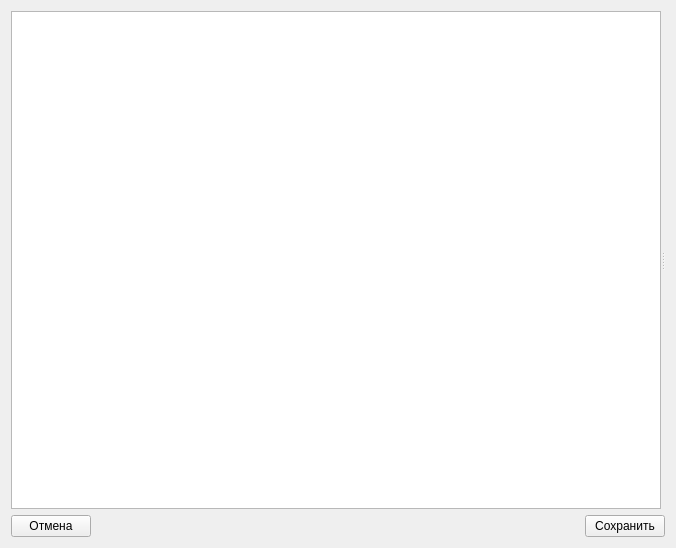
This is MattyNotes/mattysettingsdialog.ui in MattyMatiss/MattyNotesOld as Qt 5 draws it before an edit. The edited form follows.
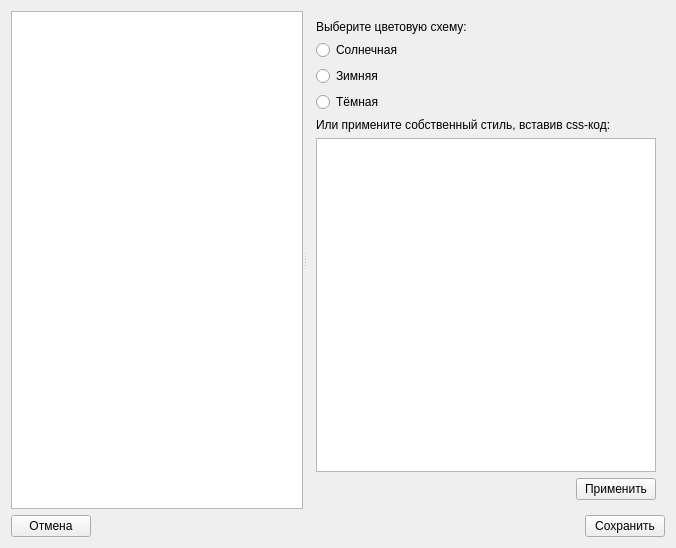
This is the edited form.

```diff
--- a/MattyNotes/mattysettingsdialog.ui
+++ b/MattyNotes/mattysettingsdialog.ui
@@ -30,7 +30,81 @@
         </property>
        </widget>
        <widget class="QStackedWidget" name="stackedWidget">
-        <widget class="QWidget" name="page"/>
+        <property name="minimumSize">
+         <size>
+          <width>300</width>
+          <height>0</height>
+         </size>
+        </property>
+        <property name="currentIndex">
+         <number>0</number>
+        </property>
+        <widget class="QWidget" name="page">
+         <layout class="QGridLayout" name="gridLayout_2">
+          <item row="4" column="0">
+           <spacer name="horizontalSpacer_2">
+            <property name="orientation">
+             <enum>Qt::Horizontal</enum>
+            </property>
+            <property name="sizeHint" stdset="0">
+             <size>
+              <width>40</width>
+              <height>20</height>
+             </size>
+            </property>
+           </spacer>
+          </item>
+          <item row="0" column="0">
+           <widget class="QLabel" name="label">
+            <property name="text">
+             <string>Выберите цветовую схему:</string>
+            </property>
+           </widget>
+          </item>
+          <item row="3" column="0" colspan="2">
+           <widget class="QPlainTextEdit" name="plainTextEdit"/>
+          </item>
+          <item row="4" column="1">
+           <widget class="QPushButton" name="pushButton">
+            <property name="text">
+             <string>Применить</string>
+            </property>
+           </widget>
+          </item>
+          <item row="1" column="0">
+           <layout class="QVBoxLayout" name="verticalLayout">
+            <item>
+             <widget class="QRadioButton" name="radioButton">
+              <property name="text">
+               <string>Солнечная</string>
+              </property>
+             </widget>
+            </item>
+            <item>
+             <widget class="QRadioButton" name="radioButton_2">
+              <property name="text">
+               <string>Зимняя</string>
+              </property>
+             </widget>
+            </item>
+            <item>
+             <widget class="QRadioButton" name="radioButton_3">
+              <property name="text">
+               <string>Тёмная</string>
+              </property>
+             </widget>
+            </item>
+           </layout>
+          </item>
+          <item row="2" column="0" colspan="2">
+           <widget class="QLabel" name="label_2">
+            <property name="text">
+             <string>Или примените собственный стиль, вставив css-код:</string>
+            </property>
+           </widget>
+          </item>
+         </layout>
+        </widget>
         <widget class="QWidget" name="page_2"/>
        </widget>
       </widget>
```
Left out of the diff: 28 changed lines with no effect on the pictures.
